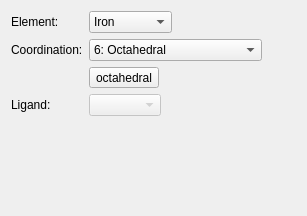
Old version of the form avogadro/qtplugins/templatetool/templatetoolwidget.ui in the repository OpenChemistry/avogadrolibs.
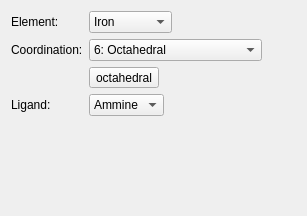
New version of the form. Icons and pictures are not drawn.

Diff of the .ui file:
```diff
--- a/avogadro/qtplugins/templatetool/templatetoolwidget.ui
+++ b/avogadro/qtplugins/templatetool/templatetoolwidget.ui
@@ -135,9 +135,11 @@
    </item>
    <item row="3" column="1">
     <widget class="QComboBox" name="ligandComboBox">
-     <property name="enabled">
-      <bool>false</bool>
-     </property>
+     <item>
+      <property name="text">
+       <string>Ammine</string>
+      </property>
+     </item>
     </widget>
    </item>
    <item row="2" column="1">
```
